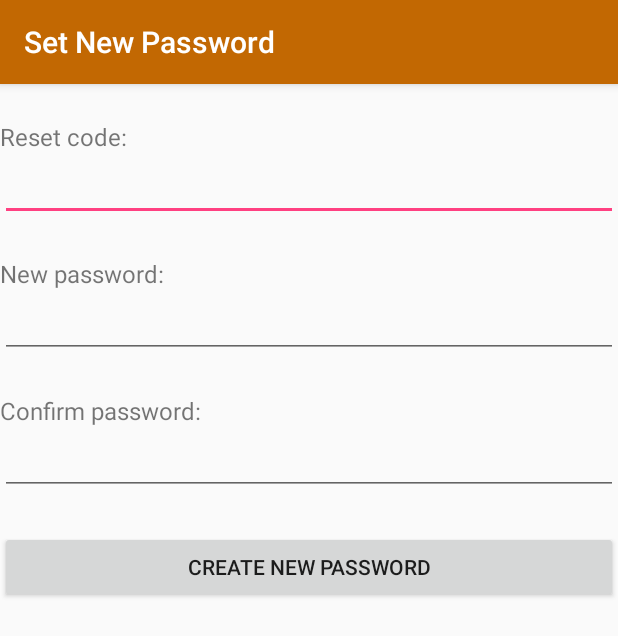
After one commit to apk4l/Simplinventory, an Android app: the NewPasswordActivity screen opened directly, with no data from a screen before it, on a phone screen of 412 x 824 dp. The commit adds this screen. Shown: the top 636 px of the screen. Run offline under Robolectric (Android 15) with nearby library versions, the phone set to English and light mode, and no system bars; our stand-ins replace Volley; network calls fail.

Commit message:
Added password reset functionality with code sent to email.

```diff
--- /dev/null
+++ b/app/src/main/java/com/example/smallbizinventory/NewPasswordActivity.java
@@ -0,0 +1,127 @@
+package com.example.smallbizinventory;
+
+import android.content.Intent;
+import android.os.Bundle;
+import android.util.Log;
+import android.view.View;
+import android.widget.Button;
+import android.widget.EditText;
+import android.widget.Toast;
+
+import androidx.appcompat.app.AppCompatActivity;
+
+import com.android.volley.AuthFailureError;
+import com.android.volley.Request;
+import com.android.volley.RequestQueue;
+import com.android.volley.Response;
+import com.android.volley.VolleyError;
+import com.android.volley.toolbox.StringRequest;
+import com.android.volley.toolbox.Volley;
+
+import org.json.JSONException;
+import org.json.JSONObject;
+
+import java.nio.charset.StandardCharsets;
+import java.security.MessageDigest;
+import java.security.NoSuchAlgorithmException;
+import java.util.HashMap;
+import java.util.Map;
+
+public class NewPasswordActivity extends AppCompatActivity {
+
+    private EditText mResetCodeEditText;
+    private EditText mPasswordEditText;
+    private EditText mConfirmPasswordEditText;
+    private Button mResetPasswordButton;
+    private LoginActivity login;
+    @Override
+    protected void onCreate(Bundle savedInstanceState) {
+        super.onCreate(savedInstanceState);
+        setContentView(R.layout.new_password_activity);
+
+        mResetCodeEditText = findViewById(R.id.reset_code_edittext);
+        mPasswordEditText = findViewById(R.id.password_edittext);
+        mConfirmPasswordEditText = findViewById(R.id.confirm_password_edittext);
+        mResetPasswordButton = findViewById(R.id.reset_password_button);
+        login = new LoginActivity();
+        String email = getSharedPreferences("email", MODE_PRIVATE).toString();
+        mResetPasswordButton.setOnClickListener(new View.OnClickListener() {
+            @Override
+            public void onClick(View view) {
+                String resetCode = mResetCodeEditText.getText().toString();
+                String password = mPasswordEditText.getText().toString();
+                String confirmPassword = mConfirmPasswordEditText.getText().toString();
+                String hashPassword = hashPassword(password);
+                if (!password.equals(confirmPassword)) {
+                    // Show an error message if the passwords don't match
+                    Toast.makeText(NewPasswordActivity.this, "Passwords don't match", Toast.LENGTH_SHORT).show();
+                    return;
+                }
+
+                // Send reset code and new password to PHP script
+                String url = "https://kentzysk.com/androidinv/reset_pw_with_code.php";
+                RequestQueue queue = Volley.newRequestQueue(NewPasswordActivity.this);
+                StringRequest request = new StringRequest(Request.Method.POST, url,
+                        new Response.Listener<String>() {
+                            @Override
+                            public void onResponse(String response) {
+                                try {
+                                    JSONObject json = new JSONObject(response);
+                                    boolean success = json.getBoolean("success");
+                                    if (success) {
+                                        // Show a success message and launch the login activity
+                                        Toast.makeText(NewPasswordActivity.this, "Password reset successful", Toast.LENGTH_SHORT).show();
+                                        Intent intent = new Intent(NewPasswordActivity.this, LoginActivity.class);
+                                        startActivity(intent);
+                                        finish();
+                                    } else {
+                                        // Show an error message
+                                        Toast.makeText(NewPasswordActivity.this, "Invalid reset code or password", Toast.LENGTH_SHORT).show();
+                                    }
+                                } catch (JSONException e) {
+                                    // Handle JSON parsing error
+                                    Toast.makeText(NewPasswordActivity.this, "Error parsing JSON response", Toast.LENGTH_SHORT).show();
+                                }
+                            }
+                        },
+                        new Response.ErrorListener() {
+                            @Override
+                            public void onErrorResponse(VolleyError error) {
+                                // Handle network error
+                                Toast.makeText(NewPasswordActivity.this, "Network error", Toast.LENGTH_SHORT).show();
+                            }
+                        }) {
+                    @Override
+                    protected Map<String, String> getParams() throws AuthFailureError {
+                        Map<String, String> params = new HashMap<>();
+                        params.put("email", email);
+                        params.put("reset_code", resetCode);
+                        params.put("new_password", hashPassword);
+                        return params;
+                    }
+                };
+                queue.add(request);
+            }
+        });
+    }
+
+    String hashPassword(String password) {
+        try {
+            // Use SHA-256 hashing algorithm
+            MessageDigest digest = MessageDigest.getInstance("SHA-256");
+            byte[] hash = digest.digest(password.getBytes(StandardCharsets.UTF_8));
+            // Convert byte array to hexadecimal string
+            StringBuilder hexString = new StringBuilder();
+            for (byte b : hash) {
+                String hex = Integer.toHexString(0xff & b);
+                if (hex.length() == 1) hexString.append('0');
+                hexString.append(hex);
+            }
+            return hexString.toString();
+        } catch (NoSuchAlgorithmException e) {
+            // Handle hashing algorithm not found error
+            e.printStackTrace();
+            return null;
+        }
+    }
+}
--- /dev/null
+++ b/app/src/main/res/layout/new_password_activity.xml
@@ -0,0 +1,69 @@
+<RelativeLayout xmlns:android="http://schemas.android.com/apk/res/android"
+                xmlns:tools="http://schemas.android.com/tools"
+                android:id="@+id/activity_new_password"
+                android:layout_width="match_parent"
+                android:layout_height="match_parent"
+                tools:context="com.example.smallbizinventory.NewPasswordActivity">
+
+    <TextView
+            android:id="@+id/reset_code_label"
+            android:layout_width="wrap_content"
+            android:layout_height="wrap_content"
+            android:layout_marginTop="24dp"
+            android:text="Reset code:"
+            android:textSize="16sp" />
+
+    <EditText
+            android:id="@+id/reset_code_edittext"
+            android:layout_width="match_parent"
+            android:layout_height="wrap_content"
+            android:layout_below="@id/reset_code_label"
+            android:inputType="text"
+            android:maxLines="1"
+            android:singleLine="true" />
+
+    <TextView
+            android:id="@+id/password_label"
+            android:layout_width="wrap_content"
+            android:layout_height="wrap_content"
+            android:layout_below="@id/reset_code_edittext"
+            android:layout_marginTop="24dp"
+            android:text="New password:"
+            android:textSize="16sp" />
+
+    <EditText
+            android:id="@+id/password_edittext"
+            android:layout_width="match_parent"
+            android:layout_height="wrap_content"
+            android:layout_below="@id/password_label"
+            android:inputType="textPassword"
+            android:maxLines="1"
+            android:singleLine="true" />
+
+    <TextView
+            android:id="@+id/confirm_password_label"
+            android:layout_width="wrap_content"
+            android:layout_height="wrap_content"
+            android:layout_below="@id/password_edittext"
+            android:layout_marginTop="24dp"
+            android:text="Confirm password:"
+            android:textSize="16sp" />
+
+    <EditText
+            android:id="@+id/confirm_password_edittext"
+            android:layout_width="match_parent"
+            android:layout_height="wrap_content"
+            android:layout_below="@id/confirm_password_label"
+            android:inputType="textPassword"
+            android:maxLines="1"
+            android:singleLine="true" />
+
+    <Button
+            android:id="@+id/reset_password_button"
+            android:layout_width="match_parent"
+            android:layout_height="wrap_content"
+            android:layout_below="@id/confirm_password_edittext"
+            android:layout_marginTop="24dp"
+            android:text="Create New Password" />
+
+</RelativeLayout>
--- a/app/src/main/res/menu/main_menu.xml
+++ b/app/src/main/res/menu/main_menu.xml
@@ -6,6 +6,9 @@
     <item
             android:id="@+id/menu_history"
             android:title="Orders History" />
+    <item
+            android:id="@+id/menu_user"
+            android:title="Your Account" />
 
     <item
             android:id="@+id/menu_add"
--- a/app/src/main/res/values/styles.xml
+++ b/app/src/main/res/values/styles.xml
@@ -1,7 +1,7 @@
 <?xml version="1.0" encoding="utf-8"?>
 <resources>
     <style name="AppTheme" parent="Theme.AppCompat.Light.DarkActionBar">
-        <item name="colorPrimary">#3F51B5</item>
+        <item name="colorPrimary">#c26802</item>
         <item name="colorPrimaryDark">#303F9F</item>
         <item name="colorAccent">#FF4081</item>
 
```
Also changed, not shown: app/src/main/AndroidManifest.xml (+37 -0 lines), app/src/main/java/com/example/smallbizinventory/ChangePasswordActivity.java (added, +122 -0 lines), app/src/main/java/com/example/smallbizinventory/ListsActivity.java (+8 -1 lines), app/src/main/java/com/example/smallbizinventory/LoginActivity.java (+11 -1 lines), app/src/main/java/com/example/smallbizinventory/ResetPasswordActivity.java (added, +91 -0 lines), app/src/main/java/com/example/smallbizinventory/UserActivity.java (added, +53 -0 lines), app/src/main/res/layout/activity_change_password.xml (added, +42 -0 lines), app/src/main/res/layout/activity_user.xml (added, +21 -0 lines), app/src/main/res/layout/login_activity.xml (+13 -0 lines), app/src/main/res/layout/reset_password_activity.xml (added, +36 -0 lines).
